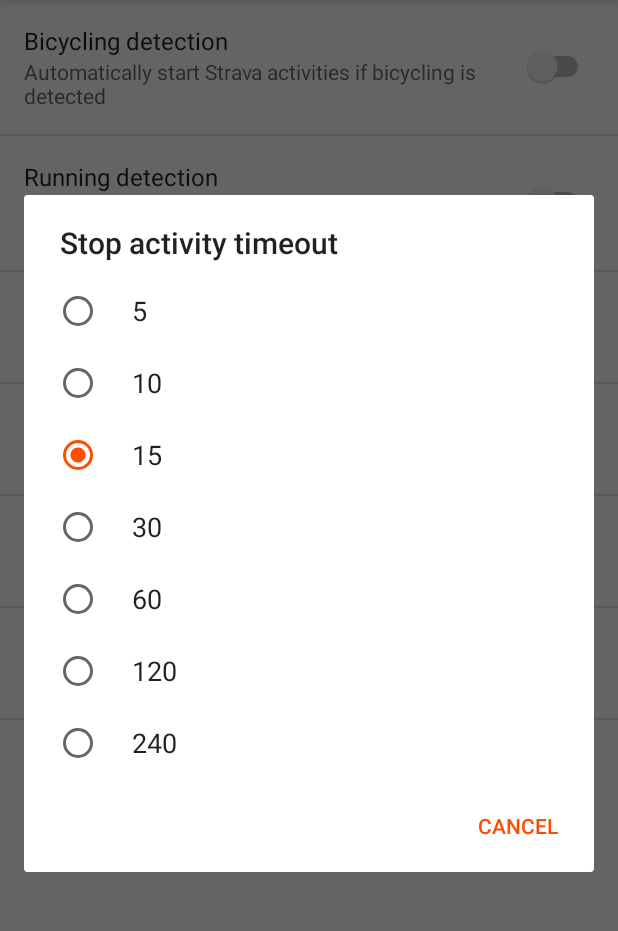
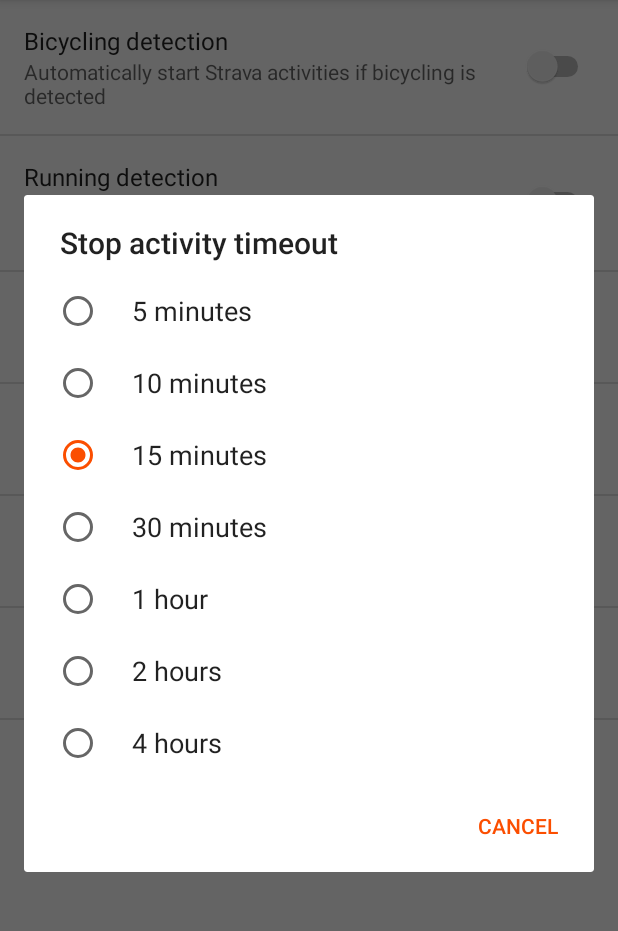
Before and after one commit to colinleroy/stravomatic, an Android app: the screen it shows after launch (MainActivity), after a tap on "Stop activity timeout", on a phone screen of 412 x 824 dp, the part 84-1015 px from its top. Run offline under Robolectric (Android 15) with nearby library versions, the phone set to English and light mode, and no system bars; 3 other taps on this screen came first.

Commit message:
- Better list preferences with values/entries - More values for detection interval and threshold

```diff
--- a/app/src/main/java/net/colino/stravaautostartstop/MainActivity.java
+++ b/app/src/main/java/net/colino/stravaautostartstop/MainActivity.java
@@ -51,7 +51,7 @@ public class MainActivity extends PreferenceActivity  {
                     if (key.equals("enable_bike_detection") || key.equals("enable_run_detection")) {
                         setupAlarm(mContext);
                     }
-                    if (key.equals("detection_interval") || key.equals("detection_threshold")) {
+                    if (key.equals("_detection_interval") || key.equals("_detection_threshold")) {
                         LogUtils.i(MainActivity.LOG_TAG, "Updating detection parameters");
                         rescheduleAlarm(mContext);
                     }
@@ -120,6 +120,8 @@ public class MainActivity extends PreferenceActivity  {
                 pi);
     }
 
+    private static boolean serviceStarted = false;
+
     public static void startService(Context context) {
         Intent i = new Intent(context, ForegroundService.class);
         if (Build.VERSION.SDK_INT >= Build.VERSION_CODES.O) {
@@ -127,10 +129,12 @@ public class MainActivity extends PreferenceActivity  {
         } else {
             context.startService(i);
         }
+        serviceStarted = true;
     }
 
     public static void stopService(Context context) {
         context.stopService(new Intent(context, ForegroundService.class));
+        serviceStarted = false;
     }
 
     private static void cancelAlarm(Context context, AlarmManager mgr, PendingIntent pi) {
@@ -149,7 +153,8 @@ public class MainActivity extends PreferenceActivity  {
     }
 
     private static void rescheduleAlarm(Context context) {
-        if (!MainActivity.shouldServiceRun(context)) {
+        if (!MainActivity.shouldServiceRun(context) || !serviceStarted) {
+            LogUtils.i(LOG_TAG, "no need to reschedule");
             return;
         }
         AlarmManager mgr = (AlarmManager) context.getSystemService(Context.ALARM_SERVICE);
@@ -187,9 +192,10 @@ public class MainActivity extends PreferenceActivity  {
         PendingIntent updatesIntent = PendingIntent.getService( context, 0, intent, PendingIntent.FLAG_UPDATE_CURRENT );
 
         if (start) {
-            int interval = MainActivity.getIntPreference(context, "detection_interval");
-            LogUtils.i(MainActivity.LOG_TAG, "requesting updates every " + interval +" minutes");
-            activityRecognitionClient.requestActivityUpdates(interval * 60 * 1000, updatesIntent);
+            int interval = MainActivity.getIntPreference(context, "_detection_interval");
+            int threshold = MainActivity.getIntPreference(context, "_detection_threshold");
+            LogUtils.i(MainActivity.LOG_TAG, "requesting updates every " + interval +" seconds with " + threshold + " fiability threshold");
+            activityRecognitionClient.requestActivityUpdates(interval * 1000, updatesIntent);
         } else {
             LogUtils.i(LOG_TAG, "Stop requesting updates");
             activityRecognitionClient.removeActivityUpdates(updatesIntent);
@@ -235,17 +241,4 @@ public class MainActivity extends PreferenceActivity  {
         SharedPreferences prefs = PreferenceManager.getDefaultSharedPreferences(c);
         return prefs.getBoolean(key, false);
     }
-    public static int getPercentPreference(Context c, String key) {
-        String s = getStringPreference(c, key);
-        if (s.indexOf('%') > -1) {
-            s = s.substring(0, s.indexOf('%'));
-        }
-        try {
-            return Integer.parseInt(s);
-        } catch (NumberFormatException e) {
-            LogUtils.e(LOG_TAG, "can't parse " + s + " to int");
-        }
-        return -1;
-    }
-
 }
--- a/app/src/main/java/net/colino/stravaautostartstop/MovementDetectorService.java
+++ b/app/src/main/java/net/colino/stravaautostartstop/MovementDetectorService.java
@@ -33,7 +33,7 @@ public class MovementDetectorService extends IntentService	 {
     private boolean isTimeoutReached() {
         long now = System.currentTimeMillis();
 
-        long timeout = MainActivity.getIntPreference(this, "stop_timeout") * 60;
+        long timeout = MainActivity.getIntPreference(this, "_stop_timeout");
         return ((now - startedAt) / 1000) > timeout;
     }
 
@@ -43,7 +43,7 @@ public class MovementDetectorService extends IntentService	 {
         boolean bicycling = false;
         boolean running = false;
 
-        int threshold = MainActivity.getPercentPreference(this, "detection_threshold");
+        int threshold = MainActivity.getIntPreference(this, "_detection_threshold");
 
         for (DetectedActivity result : probableActivities) {
             Log.i(MainActivity.LOG_TAG, getType(result.getType()) +"\t" + result.getConfidence());
--- a/app/src/main/res/values/arrays.xml
+++ b/app/src/main/res/values/arrays.xml
@@ -1,24 +1,57 @@
 <?xml version="1.0" encoding="utf-8"?>
 <resources>
-    <string-array name="detection_interval_entries">
-        <item>1</item>
-        <item>2</item>
-        <item>3</item>
-        <item>4</item>
+    <string-array name="detection_interval_values">
         <item>5</item>
-        <item>10</item>
-        <item>30</item>
-    </string-array>
-    <string-array name="stop_timeout_entries">
-        <item>5</item>
-        <item>10</item>
         <item>15</item>
         <item>30</item>
         <item>60</item>
         <item>120</item>
+        <item>180</item>
         <item>240</item>
+        <item>300</item>
+        <item>600</item>
+    </string-array>
+    <string-array name="detection_interval_entries">
+        <item>5 seconds</item>
+        <item>15 seconds</item>
+        <item>30 seconds</item>
+        <item>1 minute</item>
+        <item>2 minutes</item>
+        <item>3 minutes</item>
+        <item>4 minutes</item>
+        <item>5 minutes</item>
+        <item>10 minutes</item>
+    </string-array>
+    <string-array name="stop_timeout_values">
+        <item>300</item>
+        <item>600</item>
+        <item>900</item>
+        <item>1800</item>
+        <item>3600</item>
+        <item>7200</item>
+        <item>14400</item>
+    </string-array>
+    <string-array name="stop_timeout_entries">
+        <item>5 minutes</item>
+        <item>10 minutes</item>
+        <item>15 minutes</item>
+        <item>30 minutes</item>
+        <item>1 hour</item>
+        <item>2 hours</item>
+        <item>4 hours</item>
+    </string-array>
+    <string-array name="detection_threshold_values">
+        <item>40</item>
+        <item>50</item>
+        <item>60</item>
+        <item>75</item>
+        <item>85</item>
+        <item>90</item>
+        <item>95</item>
     </string-array>
     <string-array name="detection_threshold_entries">
+        <item>40%</item>
+        <item>50%</item>
         <item>60%</item>
         <item>75%</item>
         <item>85%</item>
--- a/app/src/main/res/values/strings.xml
+++ b/app/src/main/res/values/strings.xml
@@ -5,9 +5,9 @@
     <string name="pref_title_enable_run_detection">Running detection</string>
     <string name="pref_summary_enable_run_detection">Automatically start Strava activities if running is detected</string>
     <string name="pref_title_detection_interval">Detection interval</string>
-    <string name="pref_summary_detection_interval">Check for movement every %s minutes</string>
+    <string name="pref_summary_detection_interval">Check for movement every %s</string>
     <string name="pref_title_stop_timeout">Stop activity timeout</string>
-    <string name="pref_summary_stop_timeout">Stop Strava activity after %s minutes with no movement</string>
+    <string name="pref_summary_stop_timeout">Stop Strava activity after %s with no movement</string>
     <string name="pref_title_detection_threshold">Detection threshold</string>
     <string name="pref_summary_detection_threshold">Start activity if the detection is more than %s accurate</string>
     <string name="pref_title_vibrate">Vibration</string>
--- a/app/src/main/res/xml/pref_general.xml
+++ b/app/src/main/res/xml/pref_general.xml
@@ -13,28 +13,28 @@
         android:summary="@string/pref_summary_enable_run_detection"
         android:title="@string/pref_title_enable_run_detection" />
     <ListPreference
-        android:defaultValue="1"
+        android:defaultValue="60"
         android:entries="@array/detection_interval_entries"
-        android:entryValues="@array/detection_interval_entries"
-        android:key="detection_interval"
+        android:entryValues="@array/detection_interval_values"
+        android:key="_detection_interval"
         android:summary="@string/pref_summary_detection_interval"
         android:title="@string/pref_title_detection_interval" />
     <ListPreference
         android:layout_width="wrap_content"
         android:layout_height="wrap_content"
-        android:defaultValue="15"
+        android:defaultValue="900"
         android:entries="@array/stop_timeout_entries"
-        android:entryValues="@array/stop_timeout_entries"
-        android:key="stop_timeout"
+        android:entryValues="@array/stop_timeout_values"
+        android:key="_stop_timeout"
         android:summary="@string/pref_summary_stop_timeout"
         android:title="@string/pref_title_stop_timeout" />
     <ListPreference
         android:layout_width="wrap_content"
         android:layout_height="wrap_content"
-        android:defaultValue="75%"
+        android:defaultValue="75"
         android:entries="@array/detection_threshold_entries"
-        android:entryValues="@array/detection_threshold_entries"
-        android:key="detection_threshold"
+        android:entryValues="@array/detection_threshold_values"
+        android:key="_detection_threshold"
         android:summary="@string/pref_summary_detection_threshold"
         android:title="@string/pref_title_detection_threshold" />
     <SwitchPreference
```
Also changed, not shown: 2 other files.
